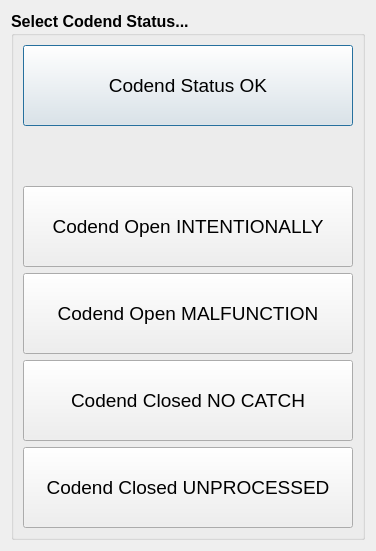
This is ui/CodendStatusDlg.ui in guyuhong/CLAMS as Qt 5 draws it before an edit. The edited form follows.
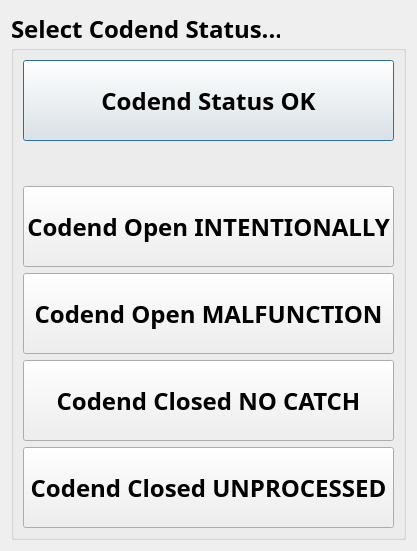
This is the edited form.

Patch:
```diff
--- a/ui/CodendStatusDlg.ui
+++ b/ui/CodendStatusDlg.ui
@@ -18,7 +18,8 @@
     <widget class="QGroupBox" name="groupBox">
      <property name="font">
       <font>
-       <pointsize>12</pointsize>
+       <family>Arial Black</family>
+       <pointsize>18</pointsize>
        <weight>75</weight>
        <bold>true</bold>
       </font>
@@ -37,9 +38,10 @@
         </property>
         <property name="font">
          <font>
-          <pointsize>14</pointsize>
-          <weight>50</weight>
-          <bold>false</bold>
+          <family>Arial Black</family>
+          <pointsize>18</pointsize>
+          <weight>75</weight>
+          <bold>true</bold>
          </font>
         </property>
         <property name="text">
@@ -55,6 +57,14 @@
       </item>
       <item>
        <spacer name="verticalSpacer">
+        <property name="font">
+         <font>
+          <family>Arial Black</family>
+          <pointsize>12</pointsize>
+          <weight>75</weight>
+          <bold>true</bold>
+         </font>
+        </property>
         <property name="orientation">
          <enum>Qt::Vertical</enum>
         </property>
@@ -76,9 +86,10 @@
         </property>
         <property name="font">
          <font>
-          <pointsize>14</pointsize>
-          <weight>50</weight>
-          <bold>false</bold>
+          <family>Arial Black</family>
+          <pointsize>18</pointsize>
+          <weight>75</weight>
+          <bold>true</bold>
          </font>
         </property>
         <property name="text">
@@ -102,9 +113,10 @@
         </property>
         <property name="font">
          <font>
-          <pointsize>14</pointsize>
-          <weight>50</weight>
-          <bold>false</bold>
+          <family>Arial Black</family>
+          <pointsize>18</pointsize>
+          <weight>75</weight>
+          <bold>true</bold>
          </font>
         </property>
         <property name="text">
@@ -128,9 +140,10 @@
         </property>
         <property name="font">
          <font>
-          <pointsize>14</pointsize>
-          <weight>50</weight>
-          <bold>false</bold>
+          <family>Arial Black</family>
+          <pointsize>18</pointsize>
+          <weight>75</weight>
+          <bold>true</bold>
          </font>
         </property>
         <property name="text">
@@ -154,9 +167,10 @@
         </property>
         <property name="font">
          <font>
-          <pointsize>14</pointsize>
-          <weight>50</weight>
-          <bold>false</bold>
+          <family>Arial Black</family>
+          <pointsize>18</pointsize>
+          <weight>75</weight>
+          <bold>true</bold>
          </font>
         </property>
         <property name="text">
```
